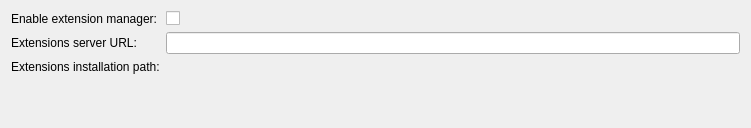
First picture: the form in Base/QTGUI/Resources/UI/qSlicerSettingsExtensionsPanel.ui, repository Slicer/SlicerGitSVNArchive, before the edit.
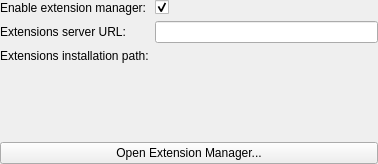
Second picture: the form after the edit. Icons and pictures are not drawn. Custom widgets are drawn as their Qt base class.

Commit message:
ENH: Open Extension Manager dialog from Extensions settings panel
Issue #1870

Diff of the .ui file:
```diff
--- a/Base/QTGUI/Resources/UI/qSlicerSettingsExtensionsPanel.ui
+++ b/Base/QTGUI/Resources/UI/qSlicerSettingsExtensionsPanel.ui
@@ -6,14 +6,22 @@
    <rect>
     <x>0</x>
     <y>0</y>
-    <width>751</width>
-    <height>128</height>
+    <width>378</width>
+    <height>164</height>
    </rect>
   </property>
   <property name="windowTitle">
    <string>Extensions</string>
   </property>
+  <layout class="QVBoxLayout" name="verticalLayout">
+   <property name="margin">
+    <number>0</number>
+   </property>
+   <item>
   <layout class="QFormLayout" name="formLayout">
+     <property name="fieldGrowthPolicy">
+      <enum>QFormLayout::AllNonFixedFieldsGrow</enum>
+     </property>
    <item row="0" column="0">
     <widget class="QLabel" name="ExtensionsManagerEnabledLabel">
      <property name="text">
@@ -26,6 +34,9 @@
      <property name="text">
       <string/>
      </property>
+       <property name="checked">
+        <bool>true</bool>
+       </property>
     </widget>
    </item>
    <item row="1" column="0">
@@ -38,15 +49,44 @@
    <item row="1" column="1">
     <widget class="QLineEdit" name="ExtensionsServerUrlLineEdit"/>
    </item>
-   <item row="3" column="0">
+     <item row="2" column="0">
     <widget class="QLabel" name="ExtensionsInstallPathLabel">
      <property name="text">
       <string>Extensions installation path:</string>
      </property>
     </widget>
    </item>
-   <item row="3" column="1">
-    <widget class="ctkDirectoryButton" name="ExtensionsInstallPathButton" native="true"/>
+     <item row="2" column="1">
+      <widget class="ctkDirectoryButton" name="ExtensionsInstallPathButton"/>
+     </item>
+    </layout>
+   </item>
+   <item>
+    <spacer name="verticalSpacer">
+     <property name="orientation">
+      <enum>Qt::Vertical</enum>
+     </property>
+     <property name="sizeType">
+      <enum>QSizePolicy::Expanding</enum>
+     </property>
+     <property name="sizeHint" stdset="0">
+      <size>
+       <width>0</width>
+       <height>40</height>
+      </size>
+     </property>
+    </spacer>
+   </item>
+   <item>
+    <widget class="QPushButton" name="OpenExtensionManagerPushButton">
+     <property name="text">
+      <string>Open Extension Manager...</string>
+     </property>
+     <property name="icon">
+      <iconset resource="../qSlicerBaseQTGUI.qrc">
+       <normaloff>:/Icons/ExtensionDefaultIcon.png</normaloff>:/Icons/ExtensionDefaultIcon.png</iconset>
+     </property>
+    </widget>
    </item>
   </layout>
  </widget>
```
Left out of the diff: 23 changed lines with no effect on the pictures. Lines whose indentation alone changed are shown as unchanged. The commit also changes 4 other files.
